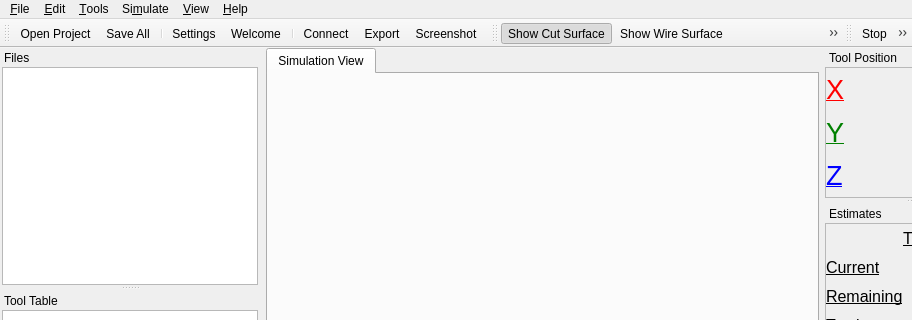
CauldronDevelopmentLLC/CAMotics, file qt/camotics.ui: the form before one commit; both pictures show x 0 to 912 and y 0 to 320 of the 1004 by 797 pixel window.
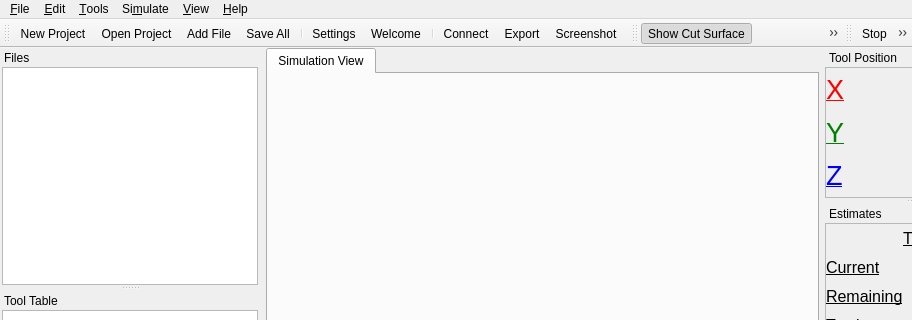
The form after the commit. Icons and pictures are not drawn. Custom widgets are drawn as their Qt base class.

The edit to the form file:
```diff
--- a/qt/camotics.ui
+++ b/qt/camotics.ui
@@ -450,7 +450,9 @@
    <attribute name="toolBarBreak">
     <bool>false</bool>
    </attribute>
+   <addaction name="actionNew"/>
    <addaction name="actionOpen"/>
+   <addaction name="actionAddFile"/>
    <addaction name="actionSave"/>
    <addaction name="separator"/>
    <addaction name="actionSettings"/>
```
Left out of the diff: 7 changed lines with no effect on the pictures.
